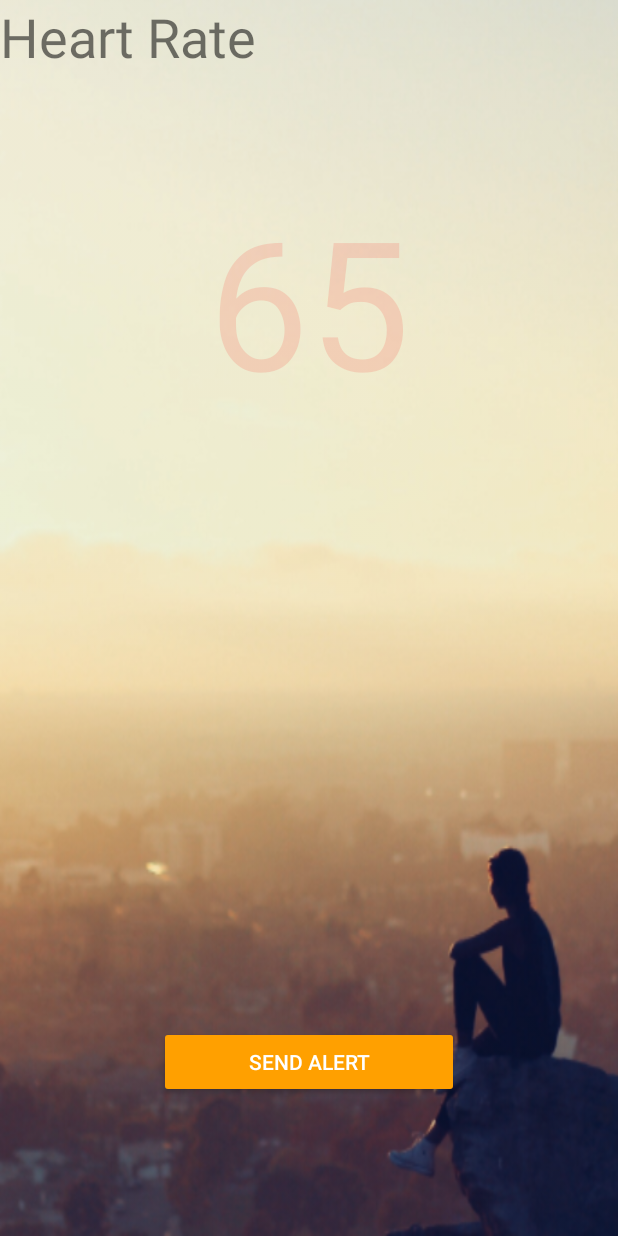
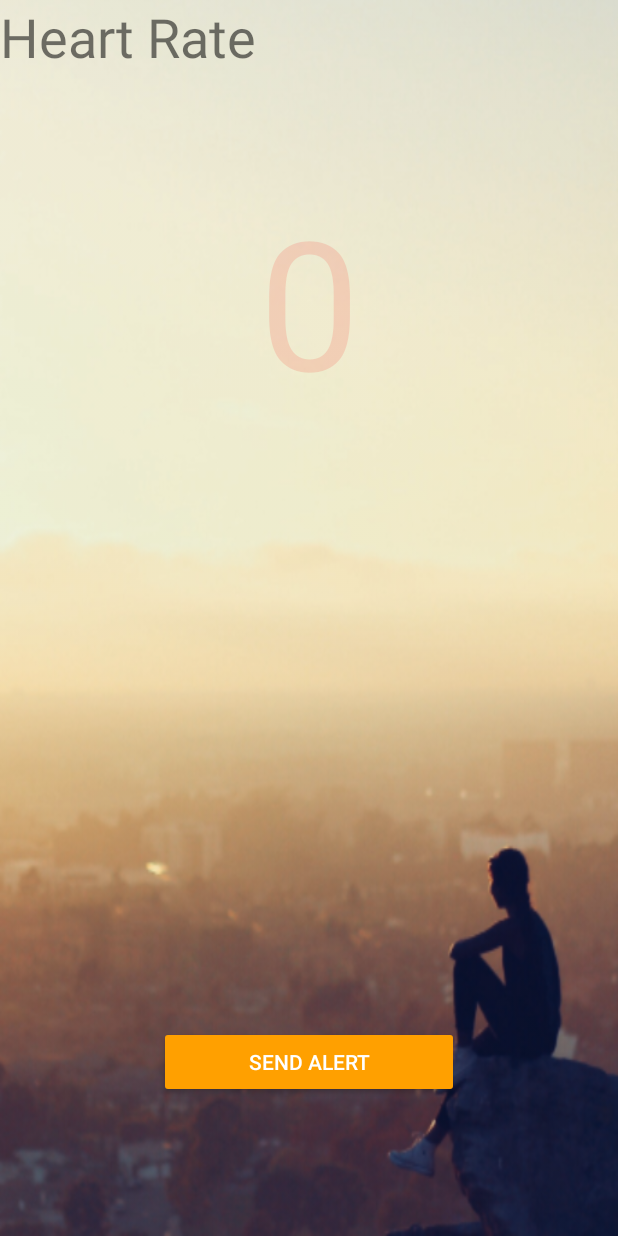
Before and after one commit to cbonoz/inventathon_ekg, an Android app: the fragment CPRFragment placed in its activity, after a tap on "SEND ALERT", on a phone screen of 412 x 824 dp. Run offline under Robolectric (Android 15) with nearby library versions, the light colour scheme and no system bars; our stand-ins replace Firebase (no records; nobody signed in at launch, a user with empty details on screens opened directly); 4 statements that could not run were skipped.

Commit message:
Fix last heart value logic

```diff
--- a/app/src/main/java/com/ekg/www/inventathon/fragments/CPRFragment.java
+++ b/app/src/main/java/com/ekg/www/inventathon/fragments/CPRFragment.java
@@ -87,9 +87,9 @@ public class CPRFragment extends Fragment {
         @Override
         public void run() {
             double randVal = Math.random();
-            if (randVal > .7) {
+            if (randVal > .75) {
                 lastHeartValue++;
-            } else if (randVal < .3) {
+            } else if (randVal < .25) {
                 lastHeartValue--;
             }
             if (lastHeartValue > 70) {
@@ -104,14 +104,19 @@ public class CPRFragment extends Fragment {
 
     private void startTimer() {
         if (!timerStarted) {
+            Log.d(TAG, "startTimer");
             handler.postDelayed(runnable, ONE_SEC);
+            timerStarted = true;
         }
     }
 
     private void stopTimer() {
         lastHeartValue = 0;
         if (timerStarted) {
+            Log.d(TAG, "stopTimer");
             handler.removeCallbacks(runnable);
+            heartTextView.setText(lastHeartValue + "");
+            timerStarted = false;
         }
     }
 
@@ -124,13 +129,16 @@ public class CPRFragment extends Fragment {
     }
 
     private void alertAndVibrateAndText() {
-        AudioManager audioManager = (AudioManager) getActivity().getSystemService(AUDIO_SERVICE);
-        audioManager.setSpeakerphoneOn(true);
+        Log.d(TAG, "alertAndVibrateAndText");
+        AudioManager am = (AudioManager) getActivity().getSystemService(AUDIO_SERVICE);
+        am.setSpeakerphoneOn(true);
+        int amStreamMusicMaxVol = am.getStreamMaxVolume(am.STREAM_MUSIC);
+        am.setStreamVolume(am.STREAM_MUSIC, amStreamMusicMaxVol, 0);
         Toast.makeText(getActivity(), CPR_VOICE_MESSAGE,Toast.LENGTH_SHORT).show();
         t1.speak(CPR_VOICE_MESSAGE, TextToSpeech.QUEUE_FLUSH, null);
         v.vibrate(VIBRATE_DURATION_MS);
         sendTextMessage(PHONE_NUMBERS, CPR_TEXT_MESSAGE);
-        audioManager.setSpeakerphoneOn(false);
+        am.setSpeakerphoneOn(false);
     }
 
     @Override
--- a/app/src/main/res/layout/activity_login.xml
+++ b/app/src/main/res/layout/activity_login.xml
@@ -4,8 +4,8 @@
     android:id="@+id/main_layout"
     android:layout_width="match_parent"
     android:layout_height="match_parent"
-    android:orientation="vertical"
-    android:weightSum="4">
+    android:weightSum="4"
+    android:orientation="vertical">
 
     <LinearLayout
         android:layout_width="match_parent"
```
